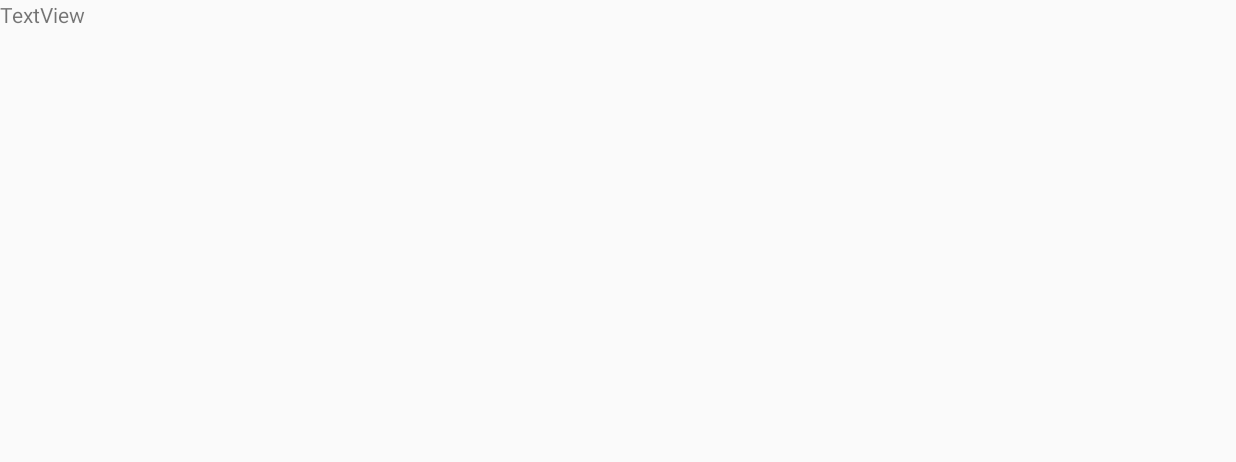
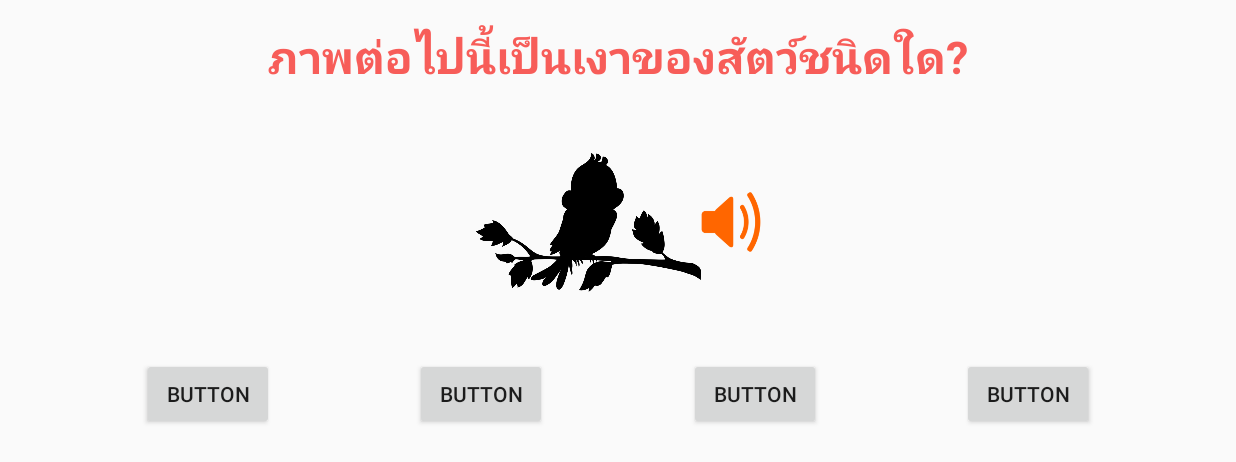
Before and after one commit to synnatinna/AnimalForFun, an Android app: the screen it shows after launch (Game), on a phone screen of 824 x 412 dp (held sideways). Before the commit the part shown is almost empty. Shown: the top 462 px of the screen. Run offline under Robolectric (Android 15) with nearby library versions, the phone set to English and light mode, and no system bars.

Commit message:
Design Game UI Complete

```diff
--- a/app/src/main/res/layout/activity_game.xml
+++ b/app/src/main/res/layout/activity_game.xml
@@ -11,5 +11,81 @@
         android:id="@+id/textView"
         android:layout_width="wrap_content"
         android:layout_height="wrap_content"
-        android:text="TextView" />
+        android:layout_marginTop="@dimen/my_margin"
+        android:text="@string/question"
+        android:textColor="#F75D59"
+        android:textSize="@dimen/h1"
+        android:textStyle="bold"
+        app:layout_constraintLeft_toLeftOf="parent"
+        app:layout_constraintRight_toRightOf="parent"
+        app:layout_constraintTop_toTopOf="parent" />
+
+    <ImageView
+        android:id="@+id/imvQuestion"
+        android:layout_width="150dp"
+        android:layout_height="150dp"
+        android:layout_marginTop="@dimen/my_margin"
+        app:layout_constraintHorizontal_chainStyle="packed"
+        app:layout_constraintLeft_toLeftOf="parent"
+        app:layout_constraintRight_toLeftOf="@+id/imbVolume"
+        app:layout_constraintTop_toBottomOf="@+id/textView"
+        app:srcCompat="@drawable/bird_02" />
+
+    <ImageButton
+        android:id="@+id/imbVolume"
+        android:layout_width="40dp"
+        android:layout_height="40dp"
+        android:background="@null"
+        android:onClick="playSound"
+        android:scaleType="fitCenter"
+        app:layout_constraintLeft_toRightOf="@+id/imvQuestion"
+        app:layout_constraintRight_toRightOf="parent"
+        app:srcCompat="@drawable/volume"
+        android:layout_marginTop="70dp"
+        app:layout_constraintTop_toBottomOf="@+id/textView" />
+
+    <Button
+        android:id="@+id/btn1"
+        android:layout_width="wrap_content"
+        android:layout_height="wrap_content"
+        android:layout_marginTop="@dimen/my_margin"
+        android:onClick="choiceAns"
+        android:text="Button"
+        app:layout_constraintHorizontal_chainStyle="spread"
+        app:layout_constraintLeft_toLeftOf="parent"
+        app:layout_constraintRight_toLeftOf="@+id/btn2"
+        app:layout_constraintTop_toBottomOf="@+id/imvQuestion" />
+
+    <Button
+        android:id="@+id/btn2"
+        android:layout_width="wrap_content"
+        android:layout_height="wrap_content"
+        android:layout_marginTop="@dimen/my_margin"
+        android:onClick="choiceAns"
+        android:text="Button"
+        app:layout_constraintLeft_toRightOf="@+id/btn1"
+        app:layout_constraintRight_toLeftOf="@+id/btn3"
+        app:layout_constraintTop_toBottomOf="@+id/imvQuestion" />
+
+    <Button
+        android:id="@+id/btn3"
+        android:layout_width="wrap_content"
+        android:layout_height="wrap_content"
+        android:layout_marginTop="@dimen/my_margin"
+        android:onClick="choiceAns"
+        android:text="Button"
+        app:layout_constraintLeft_toRightOf="@+id/btn2"
+        app:layout_constraintRight_toLeftOf="@+id/btn4"
+        app:layout_constraintTop_toBottomOf="@+id/imvQuestion" />
+
+    <Button
+        android:id="@+id/btn4"
+        android:layout_width="wrap_content"
+        android:layout_height="wrap_content"
+        android:layout_marginTop="@dimen/my_margin"
+        android:onClick="choiceAns"
+        android:text="Button"
+        app:layout_constraintLeft_toRightOf="@+id/btn3"
+        app:layout_constraintRight_toRightOf="parent"
+        app:layout_constraintTop_toBottomOf="@+id/imvQuestion" />
 </android.support.constraint.ConstraintLayout>
```
